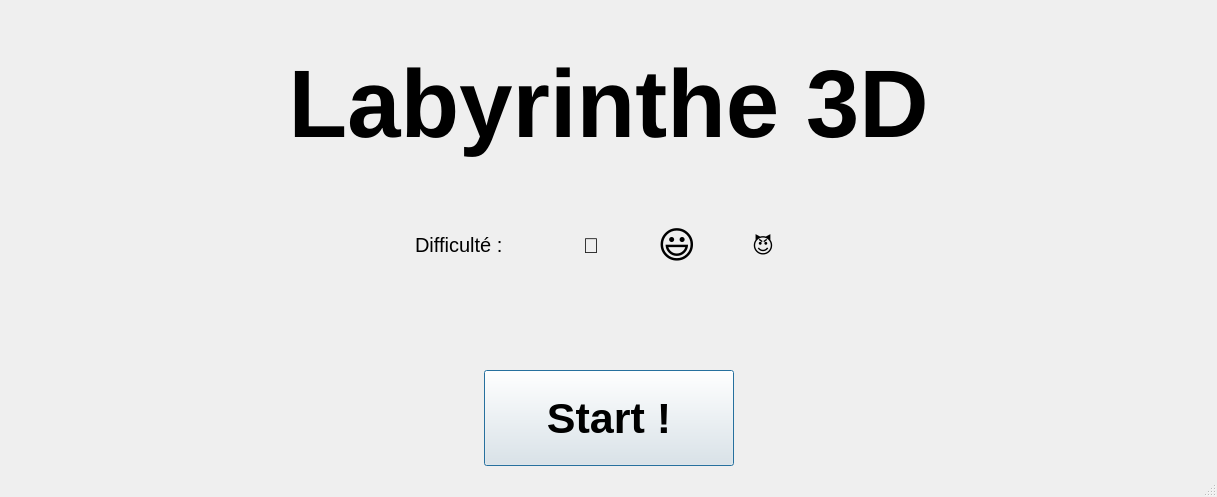
The window that AMazeing/menuwindow.ui (Julien-Gio/FortBayard) describes before a commit, drawn with Qt 5.
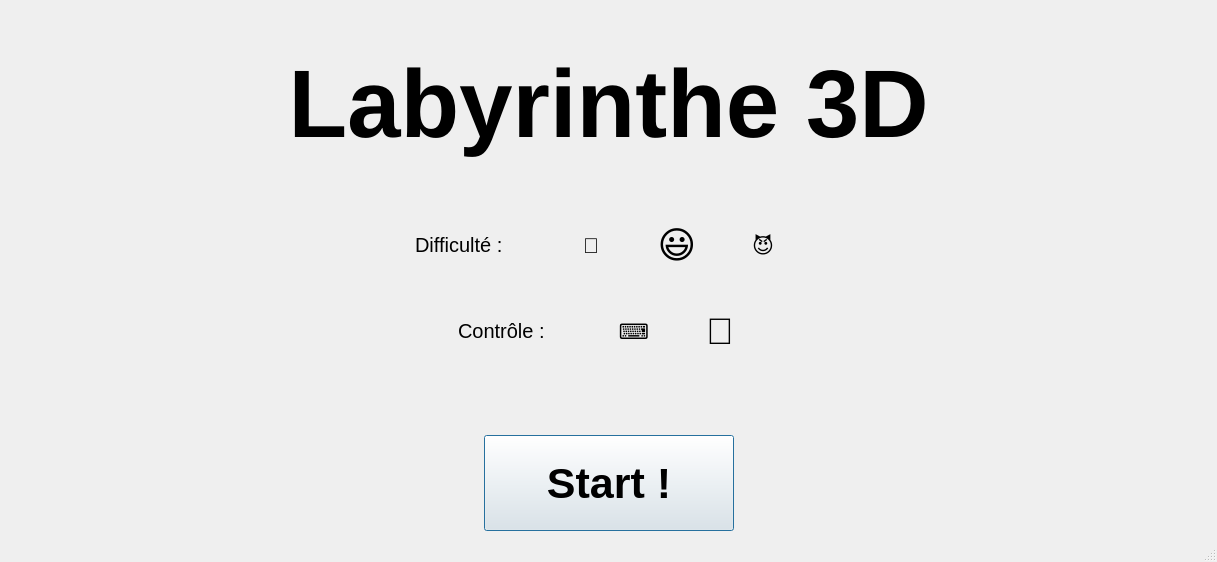
The same window after the commit.

What changed in the file:
```diff
--- a/AMazeing/menuwindow.ui
+++ b/AMazeing/menuwindow.ui
@@ -7,7 +7,7 @@
     <x>0</x>
     <y>0</y>
     <width>1217</width>
-    <height>497</height>
+    <height>562</height>
    </rect>
   </property>
   <property name="windowTitle">
@@ -159,6 +159,96 @@
       </item>
      </layout>
     </item>
+    <item>
+     <layout class="QHBoxLayout" name="horizontalLayout_3">
+      <item>
+       <spacer name="horizontalSpacer_5">
+        <property name="orientation">
+         <enum>Qt::Horizontal</enum>
+        </property>
+        <property name="sizeHint" stdset="0">
+         <size>
+          <width>40</width>
+          <height>20</height>
+         </size>
+        </property>
+       </spacer>
+      </item>
+      <item>
+       <widget class="QLabel" name="label_2">
+        <property name="minimumSize">
+         <size>
+          <width>130</width>
+          <height>0</height>
+         </size>
+        </property>
+        <property name="font">
+         <font>
+          <pointsize>15</pointsize>
+         </font>
+        </property>
+        <property name="text">
+         <string>Contrôle :</string>
+        </property>
+       </widget>
+      </item>
+      <item>
+       <widget class="QPushButton" name="KeyboardBtn">
+        <property name="minimumSize">
+         <size>
+          <width>0</width>
+          <height>80</height>
+         </size>
+        </property>
+        <property name="font">
+         <font>
+          <pointsize>16</pointsize>
+         </font>
+        </property>
+        <property name="text">
+         <string>⌨</string>
+        </property>
+        <property name="flat">
+         <bool>true</bool>
+        </property>
+       </widget>
+      </item>
+      <item>
+       <widget class="QPushButton" name="CameraBtn">
+        <property name="minimumSize">
+         <size>
+          <width>0</width>
+          <height>80</height>
+         </size>
+        </property>
+        <property name="font">
+         <font>
+          <pointsize>28</pointsize>
+         </font>
+        </property>
+        <property name="text">
+         <string>🎥</string>
+        </property>
+        <property name="flat">
+         <bool>true</bool>
+        </property>
+       </widget>
+      </item>
+      <item>
+       <spacer name="horizontalSpacer_6">
+        <property name="orientation">
+         <enum>Qt::Horizontal</enum>
+        </property>
+        <property name="sizeHint" stdset="0">
+         <size>
+          <width>40</width>
+          <height>20</height>
+         </size>
+        </property>
+       </spacer>
+      </item>
+     </layout>
+    </item>
     <item>
      <spacer name="verticalSpacer">
       <property name="orientation">
```
Left out of the diff: 3 changed lines with no effect on the pictures.
